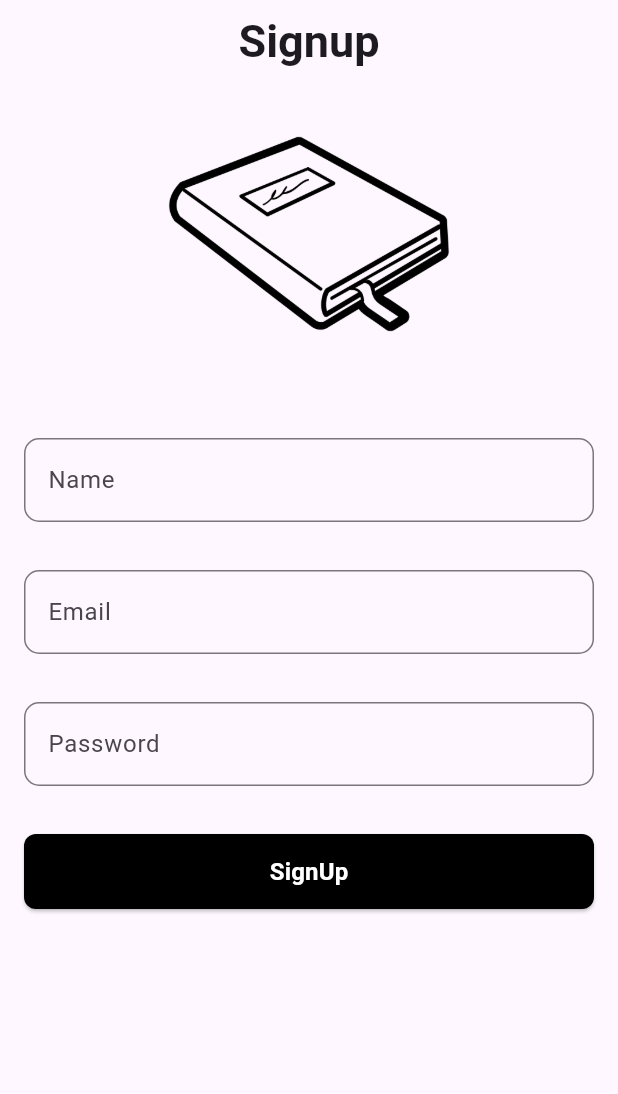
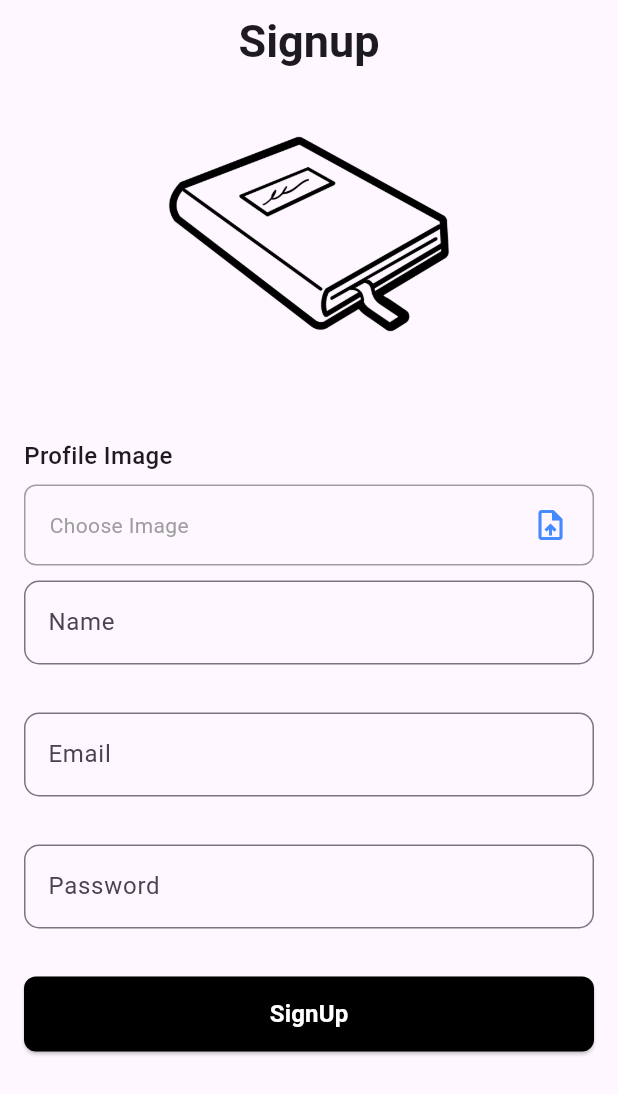
Before and after one commit to sheikhtalhazafar/TodoApp-In-Flutter-With-Nodejs-And-MongoDb, a Flutter app: the SignupScreen screen opened directly, on a phone screen of 412 x 824 dp. Shown: the top 1094 px of the screen. Run offline on Flutter 3.47's test engine with Material 3 defaults, Android fonts, the phone set to English and light mode, and no system bars; our stand-ins replace bloc, equatable, flutter_bloc, flutter_secure_storage, image_picker; accounts and stored records are empty; network calls fail.

Commit message:
userprofile added

```diff
--- a/lib/auth/auth_bloc.dart
+++ b/lib/auth/auth_bloc.dart
@@ -22,6 +22,7 @@ class AuthBloc extends Bloc<AuthEvent, AuthState> {
         event.name!,
         event.email!,
         event.password!,
+        event.path!
       );
       print(result);
       if (result == 'success') {
@@ -37,7 +38,7 @@ class AuthBloc extends Bloc<AuthEvent, AuthState> {
   Future<void> loginUser(LoginEvent event, Emitter<AuthState> emit) async {
     emit(state.copyWith(status: "loading"));
     try {
-      final result = await _auth.login(event.email!, event.password!);
+      final result = await _auth.login(event.email!, event.password!,);
       print(result);
       if (result == 'success') {
         emit(state.copyWith(status: "success"));
--- a/lib/auth/auth_event.dart
+++ b/lib/auth/auth_event.dart
@@ -11,7 +11,8 @@ class RegisterEvent extends AuthEvent {
   final String? name;
   final String? email;
   final String? password;
-  const RegisterEvent({this.name, this.email, this.password});
+  final String? path;
+  const RegisterEvent({this.name, this.email, this.password, this.path});
 }
 
 class LoginEvent extends AuthEvent {
--- a/lib/main.dart
+++ b/lib/main.dart
@@ -3,7 +3,7 @@ import 'package:flutter_bloc/flutter_bloc.dart';
 import 'package:todo_nodejs/auth/auth_bloc.dart';
 import 'package:todo_nodejs/bloc/notes_bloc.dart';
 import 'package:todo_nodejs/screens/auth/loginScreen.dart';
-import 'package:todo_nodejs/screens/homescreen.dart';
+
 
 void main() {
   runApp(const MyApp());
--- a/lib/screens/auth/signupScreen.dart
+++ b/lib/screens/auth/signupScreen.dart
@@ -1,5 +1,6 @@
 import 'package:flutter/material.dart';
 import 'package:flutter_bloc/flutter_bloc.dart';
+import 'package:http/http.dart';
 import 'package:todo_nodejs/auth/auth_bloc.dart';
 import 'package:todo_nodejs/auth/auth_event.dart';
 import 'package:todo_nodejs/auth/auth_state.dart';
@@ -7,6 +8,7 @@ import 'package:todo_nodejs/screens/homescreen.dart';
 import 'package:todo_nodejs/utils/authtextfield.dart';
 import 'package:todo_nodejs/utils/button.dart';
 import 'package:todo_nodejs/utils/customAppbar.dart';
+import 'package:todo_nodejs/utils/pick_image.dart' show PickImage;
 
 class SignupScreen extends StatefulWidget {
   const SignupScreen({super.key});
@@ -19,7 +21,9 @@ class _SignupScreenState extends State<SignupScreen> {
   final nameC = TextEditingController();
   final emailC = TextEditingController();
   final passC = TextEditingController();
-
+  String? filename;
+  String? filepath;
+  PickImage imagepick = PickImage();
   @override
   Widget build(BuildContext context) {
     return Scaffold(
@@ -40,6 +44,59 @@ class _SignupScreenState extends State<SignupScreen> {
                 crossAxisAlignment: CrossAxisAlignment.center,
                 spacing: 10,
                 children: [
+                  Column(
+                    crossAxisAlignment: CrossAxisAlignment.start,
+                    children: [
+                      Text(
+                        "Profile Image",
+                        style: TextStyle(
+                          fontSize: 16,
+                          fontWeight: FontWeight.w500,
+                        ),
+                      ),
+                      const SizedBox(height: 8),
+
+                      GestureDetector(
+                        onTap: () async {
+                          final file = await imagepick
+                              .pickImage(); // async work first
+
+                          setState(() {
+                            // sync state update
+
+                            filepath = file[0];
+                            filename = file[1];
+                          });
+                        },
+
+                        child: Container(
+                          padding: EdgeInsets.symmetric(
+                            horizontal: 16,
+                            vertical: 14,
+                          ),
+                          decoration: BoxDecoration(
+                            border: Border.all(color: Colors.grey),
+                            borderRadius: BorderRadius.circular(8),
+                          ),
+                          child: Row(
+                            mainAxisAlignment: MainAxisAlignment.spaceBetween,
+                            children: [
+                              Text(
+                                filename ?? "Choose Image",
+                                style: TextStyle(
+                                  color: filename == null
+                                      ? Colors.grey
+                                      : Colors.black,
+                                ),
+                              ),
+                              Icon(Icons.upload_file, color: Colors.blueAccent),
+                            ],
+                          ),
+                        ),
+                      ),
+                    ],
+                  ),
+
                   AuthTextField(label: 'Name', controller: nameC),
                   SizedBox(height: 12),
                   AuthTextField(
@@ -85,6 +142,7 @@ class _SignupScreenState extends State<SignupScreen> {
                                 name: nameC.text.toString(),
                                 email: emailC.text.toString(),
                                 password: passC.text.toString(),
+                                path: filepath
                               ),
                             );
                           },
--- a/lib/utils/customAppbar.dart
+++ b/lib/utils/customAppbar.dart
@@ -25,6 +25,7 @@ class _CustomappbarState extends State<Customappbar> {
       title: Text(widget.title, style: TextStyle(fontWeight: FontWeight.bold, fontSize: 30),),
       centerTitle: widget.iscenter,
       actions: widget.actions,
+
     );
   }
 }
--- a/package.json
+++ b/package.json
@@ -17,6 +17,7 @@
     "express": "^5.1.0",
     "jsonwebtoken": "^9.0.2",
     "mongoose": "^8.20.0",
+    "multer": "^2.0.2",
     "nodemailer": "^7.0.11",
     "nodemon": "^3.1.11"
   }
--- a/pubspec.yaml
+++ b/pubspec.yaml
@@ -39,6 +39,7 @@ dependencies:
   flutter_bloc: ^9.1.1
   bloc: ^9.0.1
   flutter_secure_storage: ^9.0.0
+  image_picker: ^1.2.1
 
 dev_dependencies:
   flutter_test:
```
Also changed, not shown: lib/model/usermodel.dart (+33 -0 lines), lib/screens/homescreen.dart (+46 -1 lines), lib/services/api_services.dart (+4 -4 lines), lib/services/authservices.dart (+42 -10 lines), lib/utils/pick_image.dart (added, +14 -0 lines), package-lock.json, pubspec.lock, uploads/1764601211541-1000065951.jpg (added), 11 other files.
